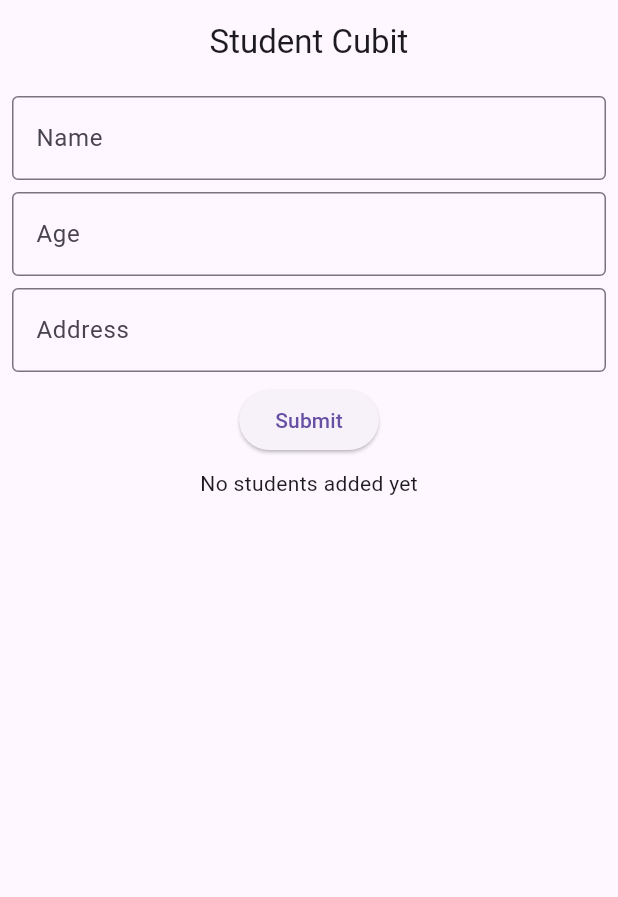
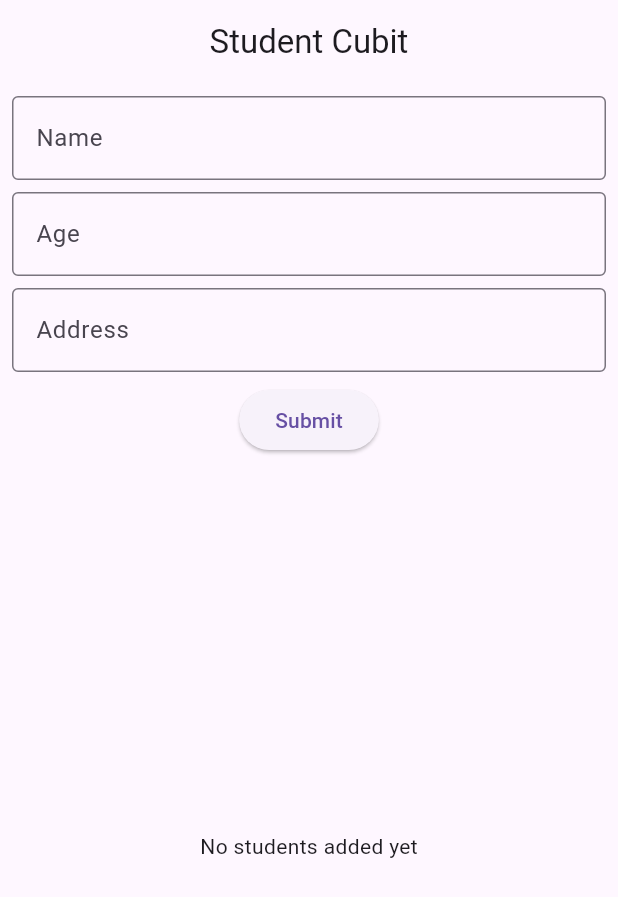
Before and after one commit to PrabinTiwari07/block_starter, a Flutter app: the screen it shows after launch, on a phone screen of 412 x 824 dp. Shown: the top 897 px of the screen. Run offline on Flutter 3.47's test engine with Material 3 defaults, Android fonts, the phone set to English and light mode, and no system bars; our stand-ins replace equatable, flutter_bloc.

Commit message:
student cubit view

```diff
--- a/lib/view/student_cubit_view.dart
+++ b/lib/view/student_cubit_view.dart
@@ -21,7 +21,7 @@ class StudentCubitView extends StatelessWidget {
         centerTitle: true,
       ),
       body: Padding(
-        padding: EdgeInsets.all(8),
+        padding: const EdgeInsets.all(8),
         child: Form(
           key: _formKey2,
           child: Column(
@@ -61,7 +61,6 @@ class StudentCubitView extends StatelessWidget {
                   labelText: 'Address',
                   border: OutlineInputBorder(),
                 ),
-                keyboardType: TextInputType.number,
                 validator: (value) {
                   if (value == null || value.isEmpty) {
                     return 'Please enter address';
@@ -70,8 +69,12 @@ class StudentCubitView extends StatelessWidget {
                 },
               ),
               const SizedBox(height: 8),
-              ElevatedButton(
-                onPressed: () {
+              BlocBuilder<StudentCubit, StudentState>(
+                builder: (context, state) {
+                  return ElevatedButton(
+                    onPressed: state.isLoading
+                        ? null
+                        : () {
                             if (_formKey2.currentState!.validate()) {
                               StudentModel student = StudentModel(
                                 name: _nameController.text,
@@ -84,18 +87,29 @@ class StudentCubitView extends StatelessWidget {
                               _addressController.clear();
                             }
                           },
-                child: const Text('Submit'),
+                    child: state.isLoading
+                        ? const SizedBox(
+                            width: 20,
+                            height: 20,
+                            child: CircularProgressIndicator(
+                              strokeWidth: 2,
+                              color: Colors.white,
                             ),
-              SizedBox(height: 8),
-              BlocBuilder<StudentCubit, StudentState>(
+                          )
+                        : const Text('Submit'),
+                  );
+                },
+              ),
+              const SizedBox(height: 8),
+              Expanded(
+                child: BlocBuilder<StudentCubit, StudentState>(
                   builder: (context, state) {
-                  if (state.isLoading) {
-                    return const CircularProgressIndicator();
+                    if (state.isLoading && state.lstStudents.isEmpty) {
+                      return const Center(child: CircularProgressIndicator());
                     } else if (state.lstStudents.isEmpty) {
-                    return const Text('No students added yet');
+                      return const Center(child: Text('No students added yet'));
                     } else {
                       return ListView.builder(
-                      shrinkWrap: true,
                         itemCount: state.lstStudents.length,
                         itemBuilder: (context, index) {
                           return ListTile(
@@ -105,7 +119,9 @@ class StudentCubitView extends StatelessWidget {
                             trailing: IconButton(
                               icon: const Icon(Icons.delete),
                               onPressed: () {
-                              context.read<StudentCubit>().deleteStudent(index);
+                                context
+                                    .read<StudentCubit>()
+                                    .deleteStudent(index);
                               },
                             ),
                           );
@@ -114,6 +130,7 @@ class StudentCubitView extends StatelessWidget {
                     }
                   },
                 ),
+              ),
             ],
           ),
         ),
```
Lines whose indentation alone changed are shown as unchanged.
